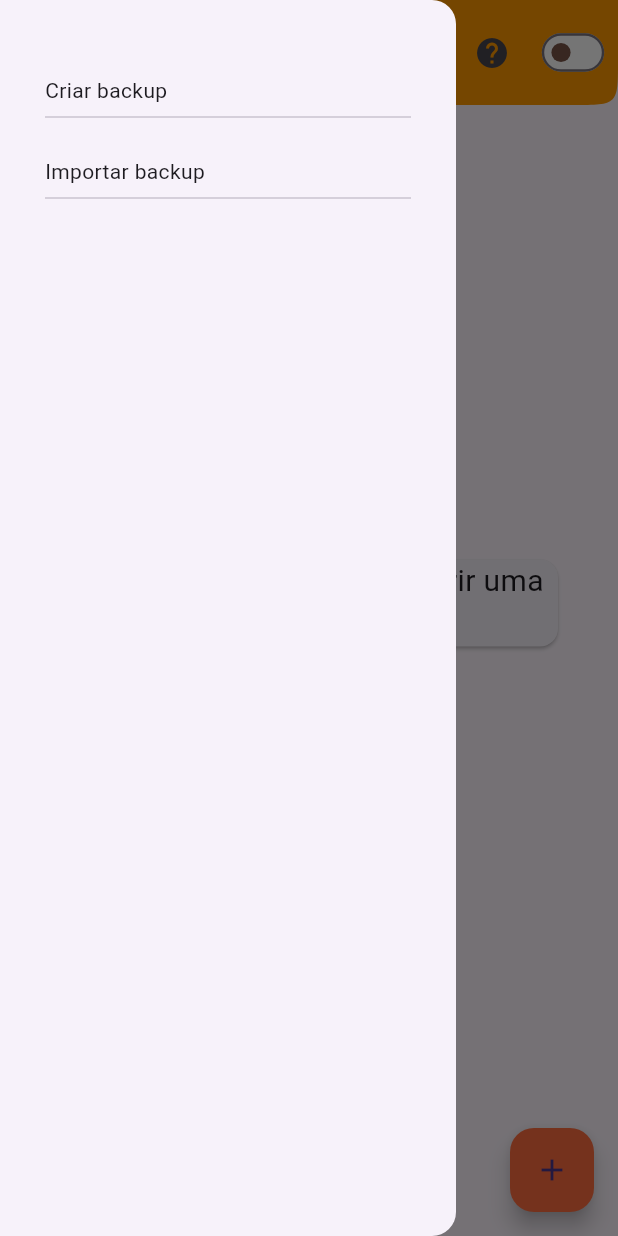
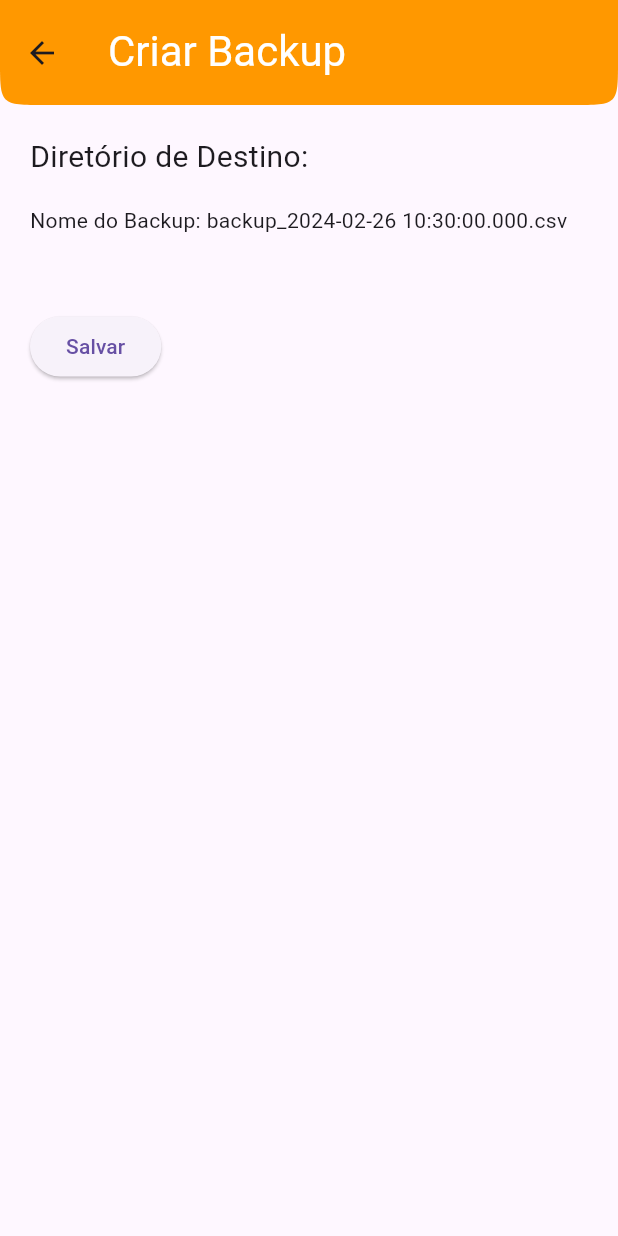
Before and after one commit to jfabiosan/dioproject, a Flutter app: the screen it shows after launch, in the side drawer, after a tap on "Criar backup", on a phone screen of 412 x 824 dp. Run offline on Flutter 3.47's test engine with Material 3 defaults, Android fonts, the phone set to English and light mode, and no system bars; our stand-ins replace sqflite; accounts and stored records are empty.

Commit message:
criacao do drawer e backup_page

```diff
--- a/lib/main.dart
+++ b/lib/main.dart
@@ -22,7 +22,16 @@ class MyApp extends StatelessWidget {
         debugShowCheckedModeBanner: false,
         theme: ThemeData(
           primarySwatch: Colors.blue,
-          appBarTheme: const AppBarTheme(backgroundColor: Colors.orange),
+          appBarTheme: const AppBarTheme(
+            backgroundColor: Colors.orange,
+            toolbarHeight: 70.0,
+            shape: ContinuousRectangleBorder(
+              borderRadius: BorderRadius.only(
+                bottomLeft: Radius.circular(30),
+                bottomRight: Radius.circular(30),
+              ),
+            ),
+          ),
         ),
         home: const SplashPage(),
       ),
--- a/lib/menu_drawer.dart
+++ b/lib/menu_drawer.dart
@@ -1,4 +1,6 @@
 import "package:flutter/material.dart";
+
+import "page/create_backup_page.dart";
 
 class MenuDrawer {
   static Widget buildDrawer(BuildContext context) {
@@ -10,7 +12,14 @@ class MenuDrawer {
           children: [
             InkWell(
               child: const Text("Criar backup"),
-              onTap: () {},
+              onTap: () {
+                Navigator.pop(context);
+                Navigator.push(
+                  context,
+                  MaterialPageRoute(
+                      builder: (context) => const CreateBackupPage()),
+                );
+              },
             ),
             const Divider(),
             const SizedBox(height: 18),
--- /dev/null
+++ b/lib/page/create_backup_page.dart
@@ -0,0 +1,56 @@
+import 'package:flutter/material.dart';
+
+class CreateBackupPage extends StatefulWidget {
+  const CreateBackupPage({super.key});
+
+  @override
+  State<CreateBackupPage> createState() => _CreateBackupPageState();
+}
+
+class _CreateBackupPageState extends State<CreateBackupPage> {
+  String _backupFileName = '';
+
+  @override
+  void initState() {
+    super.initState();
+    // Definir o nome do arquivo de backup com data e hora atual
+    _backupFileName = 'backup_${DateTime.now().toString()}.csv';
+  }
+
+  @override
+  Widget build(BuildContext context) {
+    return Scaffold(
+      appBar: AppBar(
+          title: const Text(
+        'Criar Backup',
+        style: TextStyle(
+          fontSize: 28,
+          color: Colors.white,
+        ),
+      )),
+      body: Padding(
+        padding: const EdgeInsets.all(20.0),
+        child: Column(
+          crossAxisAlignment: CrossAxisAlignment.start,
+          children: [
+            const Text(
+              'Diretório de Destino:',
+              style: TextStyle(fontSize: 20),
+            ),
+            const SizedBox(height: 18),
+            Text('Nome do Backup: $_backupFileName'),
+            const SizedBox(height: 50),
+            ElevatedButton(
+              onPressed: () {
+                // Implemente a lógica para salvar o backup
+                // Aqui você pode usar a biblioteca path_provider para obter o diretório de destino
+                // e a biblioteca csv para escrever os dados do banco de dados em um arquivo CSV
+              },
+              child: const Text('Salvar'),
+            ),
+          ],
+        ),
+      ),
+    );
+  }
+}
--- a/lib/page/main_page.dart
+++ b/lib/page/main_page.dart
@@ -17,13 +17,6 @@ class MainPage extends StatelessWidget {
       child: Scaffold(
         drawer: MenuDrawer.buildDrawer(context),
         appBar: AppBar(
-          toolbarHeight: 70.0,
-          shape: const ContinuousRectangleBorder(
-            borderRadius: BorderRadius.only(
-              bottomLeft: Radius.circular(30),
-              bottomRight: Radius.circular(30),
-            ),
-          ),
           title: const Row(
             mainAxisAlignment: MainAxisAlignment.center,
             children: [
```
